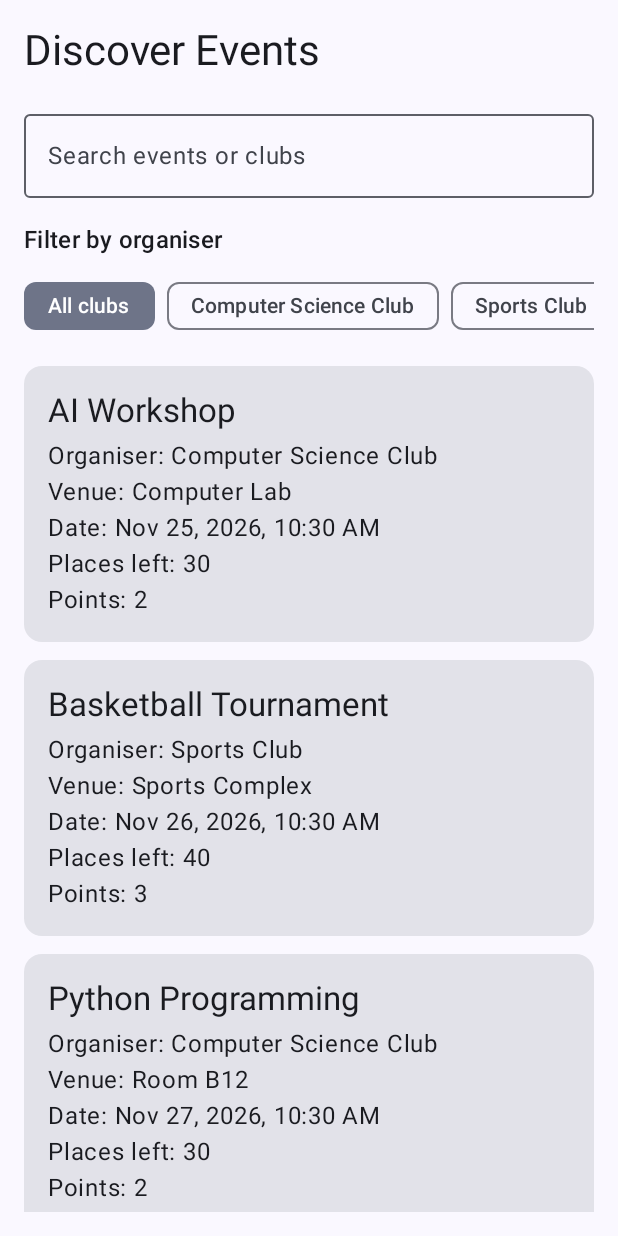
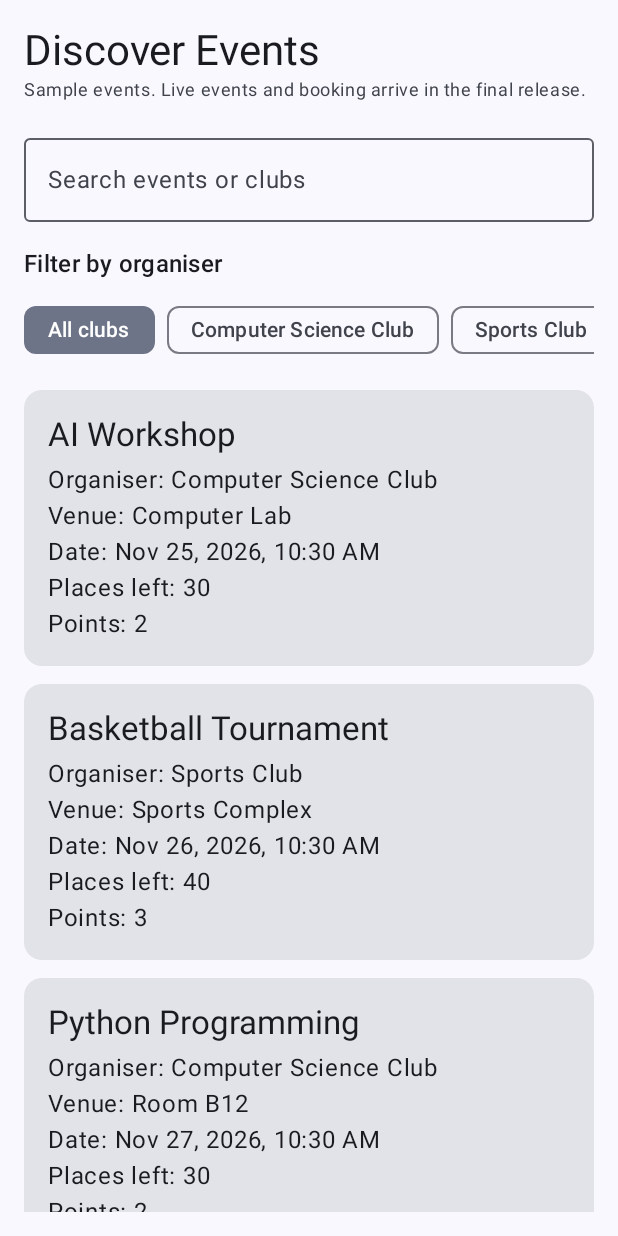
Before and after one commit to MDP-GroupB/GroupB-Mobile-Programming, an Android app built with Jetpack Compose: the DiscoverScreen screen opened through its navigation route, on a phone screen of 412 x 824 dp. Run offline under Robolectric (Android 15) with nearby library versions, the phone set to English and light mode, and no system bars; our stand-ins replace Firebase (no records; nobody signed in at launch, a user with empty details on screens opened directly).

Commit message:
A: release 2 - label unfinished screens (Manage events, Scanning, Discover sample data)

```diff
--- a/app/src/main/java/com/groupb/scpd/navigation/Routes.kt
+++ b/app/src/main/java/com/groupb/scpd/navigation/Routes.kt
@@ -8,4 +8,5 @@ object Routes {
     const val CLUB_HOME = "club_home"       // Area A: Manage events
     const val SCANNER_HOME = "scanner_home" // Area D: Scanner
     const val PASS = "pass"                 // Area C: Pass QR screen
+    const val SCAN_SOON = "scan_soon"       // Area D: shown until the scan screen arrives
 }
--- a/app/src/main/java/com/groupb/scpd/ui/booking/DiscoverScreen.kt
+++ b/app/src/main/java/com/groupb/scpd/ui/booking/DiscoverScreen.kt
@@ -95,12 +95,18 @@ fun DiscoverScreen() {
     Column(
         modifier = Modifier
             .fillMaxSize()
+            .statusBarsPadding()   // keep content below the status bar (edge-to-edge)
             .padding(16.dp)
     ) {
-
         Text(
             text = "Discover Events",
             style = MaterialTheme.typography.headlineMedium
+        )
+
+        Text(
+            text = "Sample events. Live events and booking arrive in the final release.",
+            style = MaterialTheme.typography.bodySmall,
+            color = MaterialTheme.colorScheme.onSurfaceVariant
         )
 
         Spacer(modifier = Modifier.height(16.dp))
```
Also changed, not shown: app/src/main/java/com/groupb/scpd/navigation/AppNavHost.kt (+6 -2 lines).
